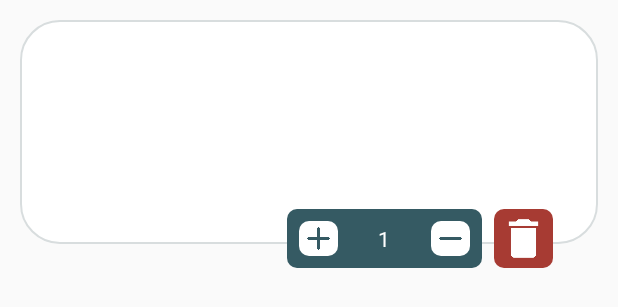
After one commit to ahmed-nussair/com.pomac.seifelzahby, an Android app: the layout cart_item_layout.xml on its own in the app's theme, with its tools: preview values and no code run, on a phone screen of 412 x 824 dp. The commit adds this screen. Shown: the top 307 px of the screen. Run offline under Robolectric (Android 15) with nearby library versions, the phone set to English and light mode, and no system bars; network calls fail.

Commit message:
Initial Commit

```diff
--- /dev/null
+++ b/app/src/main/res/drawable/cart_item_background.xml
@@ -0,0 +1,9 @@
+<?xml version="1.0" encoding="utf-8"?>
+<shape xmlns:android="http://schemas.android.com/apk/res/android">
+
+    <corners android:radius="@dimen/_20sdp" />
+    <solid android:color="#ffffff" />
+    <stroke
+        android:width="@dimen/_1sdp"
+        android:color="#d8ddde" />
+</shape>
--- /dev/null
+++ b/app/src/main/res/drawable/remove_cart_item_background.xml
@@ -0,0 +1,6 @@
+<?xml version="1.0" encoding="utf-8"?>
+<shape xmlns:android="http://schemas.android.com/apk/res/android">
+
+    <solid android:color="#a73b33" />
+    <corners android:radius="@dimen/_5sdp" />
+</shape>
--- /dev/null
+++ b/app/src/main/res/layout/cart_item_layout.xml
@@ -0,0 +1,75 @@
+<?xml version="1.0" encoding="utf-8"?>
+<RelativeLayout xmlns:android="http://schemas.android.com/apk/res/android"
+    xmlns:tools="http://schemas.android.com/tools"
+    android:layout_width="match_parent"
+    android:layout_height="@dimen/_130sdp"
+    android:layout_margin="@dimen/_10sdp">
+
+    <LinearLayout
+        android:layout_width="match_parent"
+        android:layout_height="@dimen/_115sdp"
+        android:background="@drawable/cart_item_background"
+        android:orientation="horizontal"
+        tools:ignore="UselessParent">
+
+        <ImageView
+            android:id="@+id/cartItemImage"
+            android:layout_width="@dimen/_80sdp"
+            android:layout_height="@dimen/_80sdp"
+            android:layout_margin="@dimen/_10sdp"
+            android:adjustViewBounds="true"
+            android:scaleType="fitCenter"
+            tools:ignore="ContentDescription" />
+
+        <LinearLayout
+            android:layout_width="wrap_content"
+            android:layout_height="@dimen/_200sdp"
+            android:layout_gravity="center_vertical"
+            android:layout_margin="@dimen/_10sdp"
+            android:gravity="center_vertical"
+            android:orientation="vertical">
+
+            <TextView
+                android:id="@+id/cartItemName"
+                android:layout_width="wrap_content"
+                android:layout_height="wrap_content" />
+
+            <TextView
+                android:id="@+id/cartItemDescription"
+                android:layout_width="wrap_content"
+                android:layout_height="wrap_content" />
+
+            <TextView
+                android:id="@+id/cartItemPrice"
+                android:layout_width="wrap_content"
+                android:layout_height="wrap_content" />
+        </LinearLayout>
+    </LinearLayout>
+
+
+    <LinearLayout
+        android:layout_width="wrap_content"
+        android:layout_height="wrap_content"
+        android:layout_alignParentEnd="true"
+        android:layout_alignParentBottom="true"
+        android:layout_marginEnd="@dimen/_20sdp"
+        android:orientation="horizontal">
+
+        <include
+            layout="@layout/item_quantity_layout"
+            android:layout_width="@dimen/_100sdp"
+            android:layout_height="@dimen/_30sdp"
+            android:layout_margin="@dimen/_3sdp" />
+
+        <ImageView
+            android:layout_width="@dimen/_30sdp"
+            android:layout_height="@dimen/_30sdp"
+            android:layout_margin="@dimen/_3sdp"
+            android:background="@drawable/remove_cart_item_background"
+            android:padding="@dimen/_2sdp"
+            android:src="@drawable/remove_cart_item"
+            tools:ignore="ContentDescription" />
+    </LinearLayout>
+
+
+</RelativeLayout>
--- /dev/null
+++ b/app/src/main/res/layout/item_quantity_layout.xml
@@ -0,0 +1,43 @@
+<?xml version="1.0" encoding="utf-8"?>
+<RelativeLayout xmlns:android="http://schemas.android.com/apk/res/android"
+    xmlns:tools="http://schemas.android.com/tools"
+    android:layout_width="@dimen/_90sdp"
+    android:layout_height="@dimen/_35sdp"
+    android:background="@drawable/quantity_bar_background"
+    android:padding="@dimen/_3sdp">
+
+    <ImageView
+        android:id="@+id/incrementItems"
+        android:layout_width="@dimen/_20sdp"
+        android:layout_height="@dimen/_20sdp"
+        android:layout_alignParentStart="true"
+        android:layout_centerVertical="true"
+        android:layout_margin="@dimen/_3sdp"
+        android:background="@drawable/quantity_button_background"
+        android:padding="@dimen/_2sdp"
+        android:src="@drawable/increment"
+        tools:ignore="ContentDescription" />
+
+    <TextView
+        android:id="@+id/quantityTextView"
+        android:layout_width="@dimen/_20sdp"
+        android:layout_height="@dimen/_20sdp"
+        android:layout_centerInParent="true"
+        android:layout_margin="@dimen/_3sdp"
+        android:background="@android:color/transparent"
+        android:gravity="center"
+        android:text="@string/quantity_initial_value"
+        android:textColor="#ffffff" />
+
+    <ImageView
+        android:id="@+id/decrementItems"
+        android:layout_width="@dimen/_20sdp"
+        android:layout_height="@dimen/_20sdp"
+        android:layout_alignParentEnd="true"
+        android:layout_centerVertical="true"
+        android:layout_margin="@dimen/_3sdp"
+        android:background="@drawable/quantity_button_background"
+        android:padding="@dimen/_2sdp"
+        android:src="@drawable/decrement"
+        tools:ignore="ContentDescription" />
+</RelativeLayout>
```
Also changed, not shown: app/src/main/java/com/pomac/seifelzahby/adapters/CartAdapter.java (added, +69 -0 lines), app/src/main/java/com/pomac/seifelzahby/view/fragments/ShoppingCartFragment.java (+45 -0 lines), app/src/main/java/com/pomac/seifelzahby/viewmodel/CartViewModel.java (added, +57 -0 lines), app/src/main/res/layout/fragment_product_details.xml (+3 -40 lines), app/src/main/res/layout/fragment_shopping_cart.xml (+8 -2 lines), app/src/main/res/drawable/remove_cart_item.png (added).
